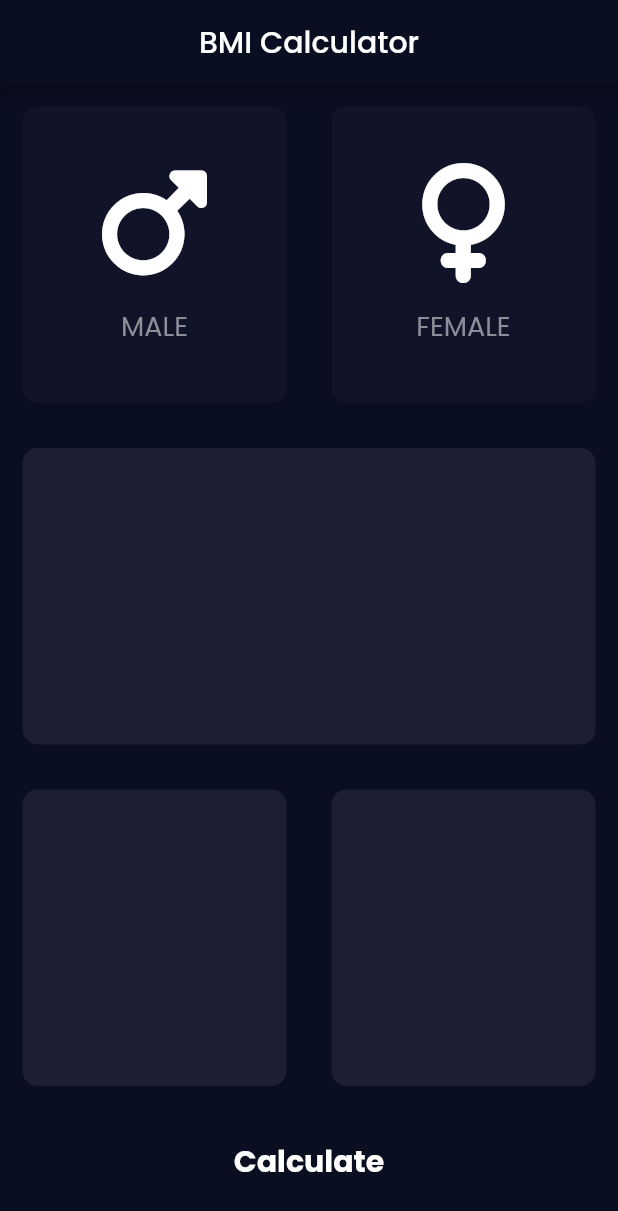
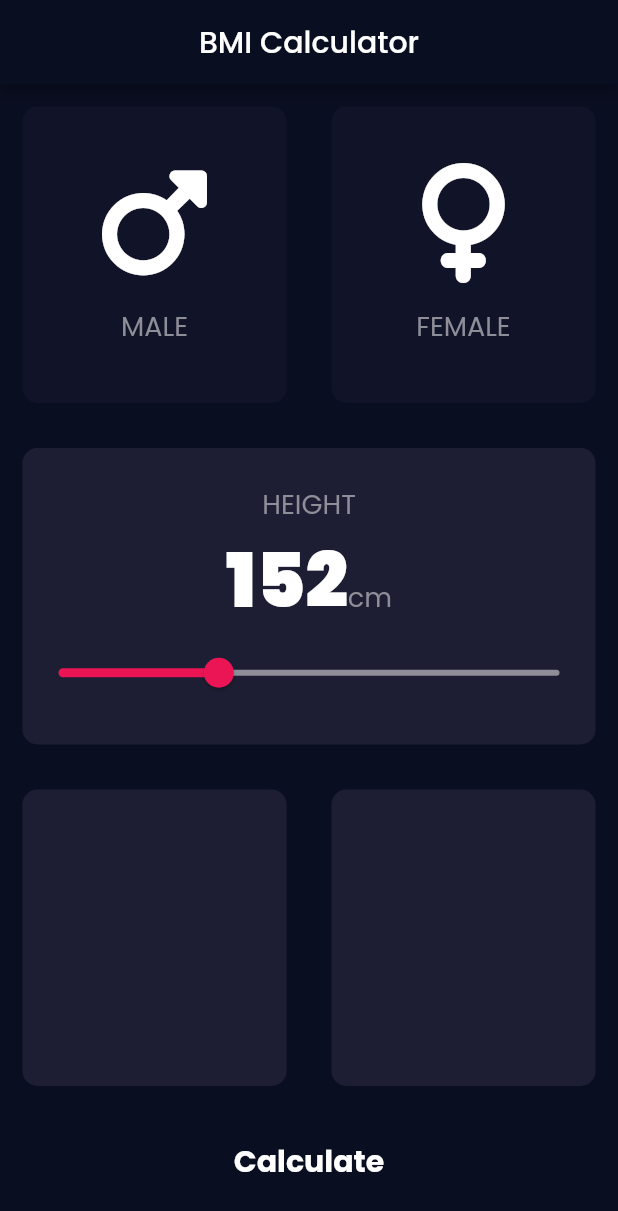
Before and after one commit to pravinkori/BMI-Calculator, a Flutter app: the screen it shows after launch, on a phone screen of 412 x 824 dp. Shown: the top 1211 px of the screen. Run offline on Flutter 3.47's test engine with Material 2 defaults, Android fonts, the phone set to English and light mode, and no system bars; our stand-ins replace font_awesome_flutter, google_fonts; missing offline and left inert: neopop.

Commit message:
Created slider to display height.

```diff
--- /dev/null
+++ b/lib/constants.dart
@@ -0,0 +1,20 @@
+import 'package:flutter/material.dart';
+
+const kActiveCardColour = Color(0xFF1D1E33);
+const kInactiveCardColour = Color(0xFF111328);
+const kBottomContainerColour = Color(0xFFEB1555);
+const kBottomContainerHeight = 80.0;
+
+const kMinimumHeight = 120.0;
+const kMaximumHeight = 220.0;
+
+const kLabelTextStyle = TextStyle(
+  fontSize: 18.0,
+  color: Color(0xFF8D8E98),
+);
+
+const kNumberTextStyle = TextStyle(
+  fontSize: 50.0,
+  fontWeight: FontWeight.w900,
+  color: Colors.white,
+);
--- a/lib/icon_content.dart
+++ b/lib/icon_content.dart
@@ -1,9 +1,5 @@
 import 'package:flutter/material.dart';
-
-const labelTextStyle = TextStyle(
-  fontSize: 18.0,
-  color: Color(0xFF8D8E98),
-);
+import './constants.dart';
 
 class IconContent extends StatelessWidget {
   IconContent({required this.icon, required this.label});
@@ -25,7 +21,7 @@ class IconContent extends StatelessWidget {
         ),
         Text(
           label,
-          style: labelTextStyle,
+          style: kLabelTextStyle,
         ),
       ],
     );
--- a/lib/input_page.dart
+++ b/lib/input_page.dart
@@ -4,11 +4,7 @@ import 'package:font_awesome_flutter/font_awesome_flutter.dart';
 import 'package:neopop/neopop.dart';
 import './icon_content.dart';
 import './reusable_card.dart';
-
-const activeCardColour = Color(0xFF1D1E33);
-const inactiveCardColour = Color(0xFF111328);
-const bottomContainerHeight = 80.0;
-const bottomContainerColour = Color(0xFFEB1555);
+import './constants.dart';
 
 enum Gender { male, female }
 
@@ -19,6 +15,7 @@ class InputPage extends StatefulWidget {
 
 class _InputPageState extends State<InputPage> {
   Gender? selectedGender;
+  int height = 152;
 
   @override
   Widget build(BuildContext context) {
@@ -31,6 +28,7 @@ class _InputPageState extends State<InputPage> {
         backgroundColor: Color(0xFF0A0E21),
       ),
       body: Column(
+        crossAxisAlignment: CrossAxisAlignment.stretch,
         children: [
           Expanded(
             child: Row(
@@ -43,8 +41,8 @@ class _InputPageState extends State<InputPage> {
                       });
                     },
                     colour: selectedGender == Gender.male
-                        ? activeCardColour
-                        : inactiveCardColour,
+                        ? kActiveCardColour
+                        : kInactiveCardColour,
                     cardChild: IconContent(
                       icon: FontAwesomeIcons.mars,
                       label: "MALE",
@@ -59,8 +57,8 @@ class _InputPageState extends State<InputPage> {
                       });
                     },
                     colour: selectedGender == Gender.female
-                        ? activeCardColour
-                        : inactiveCardColour,
+                        ? kActiveCardColour
+                        : kInactiveCardColour,
                     cardChild: IconContent(
                       icon: FontAwesomeIcons.venus,
                       label: "FEMALE",
@@ -72,7 +70,43 @@ class _InputPageState extends State<InputPage> {
           ),
           Expanded(
             child: ReusableCard(
-              colour: activeCardColour,
+              colour: kActiveCardColour,
+              cardChild: Column(
+                mainAxisAlignment: MainAxisAlignment.center,
+                children: [
+                  Text(
+                    'HEIGHT',
+                    style: kLabelTextStyle,
+                  ),
+                  Row(
+                    mainAxisAlignment: MainAxisAlignment.center,
+                    crossAxisAlignment: CrossAxisAlignment.baseline,
+                    textBaseline: TextBaseline.alphabetic,
+                    children: [
+                      Text(
+                        height.toString(),
+                        style: kNumberTextStyle,
+                      ),
+                      Text(
+                        'cm',
+                        style: kLabelTextStyle,
+                      )
+                    ],
+                  ),
+                  Slider(
+                    value: height.toDouble(),
+                    min: kMinimumHeight,
+                    max: kMaximumHeight,
+                    activeColor: Color(0xFFEB1555),
+                    inactiveColor: Color(0xFF8D8E98),
+                    onChanged: (double newValue) {
+                      setState(() {
+                        height = newValue.round();
+                      });
+                    },
+                  )
+                ],
+              ),
             ),
           ),
           Expanded(
@@ -80,12 +114,12 @@ class _InputPageState extends State<InputPage> {
               children: [
                 Expanded(
                   child: ReusableCard(
-                    colour: activeCardColour,
+                    colour: kActiveCardColour,
                   ),
                 ),
                 Expanded(
                   child: ReusableCard(
-                    colour: activeCardColour,
+                    colour: kActiveCardColour,
                   ),
                 ),
               ],
@@ -100,7 +134,7 @@ class _InputPageState extends State<InputPage> {
               padding:
                   const EdgeInsets.only(left: 20.0, right: 20.0, bottom: 15.0),
               child: NeoPopButton(
-                color: bottomContainerColour,
+                color: kBottomContainerColour,
                 onTapUp: () => HapticFeedback.vibrate(),
                 onTapDown: () => HapticFeedback.vibrate(),
                 child: Padding(
```
